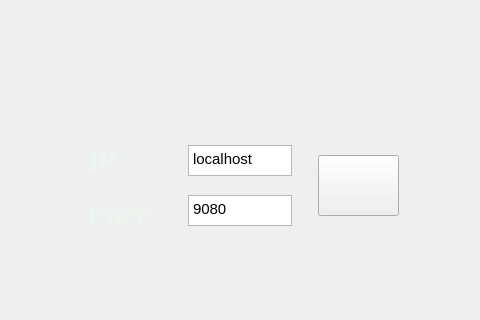
ce-itcr/Gladiators-GBP, file app/settings.ui: the form before one commit; both pictures show x 362 to 842 and y 145 to 465 of the 1200 by 800 pixel window.
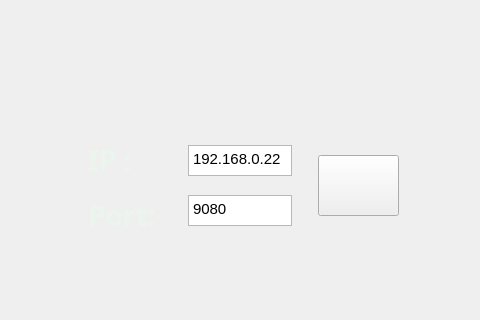
The form after the commit. Icons and pictures are not drawn.

Diff of the .ui file:
```diff
--- a/app/settings.ui
+++ b/app/settings.ui
@@ -114,8 +114,8 @@
     <string>&lt;!DOCTYPE HTML PUBLIC &quot;-//W3C//DTD HTML 4.0//EN&quot; &quot;http://www.w3.org/TR/REC-html40/strict.dtd&quot;&gt;
 &lt;html&gt;&lt;head&gt;&lt;meta name=&quot;qrichtext&quot; content=&quot;1&quot; /&gt;&lt;style type=&quot;text/css&quot;&gt;
 p, li { white-space: pre-wrap; }
-&lt;/style&gt;&lt;/head&gt;&lt;body style=&quot; font-family:'Open Sans'; font-size:9pt; font-weight:400; font-style:normal;&quot;&gt;
-&lt;p style=&quot; margin-top:0px; margin-bottom:0px; margin-left:0px; margin-right:0px; -qt-block-indent:0; text-indent:0px;&quot;&gt;&lt;span style=&quot; font-family:'Ubuntu'; font-size:11pt;&quot;&gt;localhost&lt;/span&gt;&lt;/p&gt;&lt;/body&gt;&lt;/html&gt;</string>
+&lt;/style&gt;&lt;/head&gt;&lt;body style=&quot; font-family:'Noto Sans'; font-size:9pt; font-weight:400; font-style:normal;&quot;&gt;
+&lt;p style=&quot; margin-top:0px; margin-bottom:0px; margin-left:0px; margin-right:0px; -qt-block-indent:0; text-indent:0px;&quot;&gt;&lt;span style=&quot; font-family:'Ubuntu'; font-size:11pt;&quot;&gt;192.168.0.22&lt;/span&gt;&lt;/p&gt;&lt;/body&gt;&lt;/html&gt;</string>
    </property>
   </widget>
   <widget class="QTextEdit" name="portEdit">
```
Left out of the diff: 2 changed lines with no effect on the pictures.
